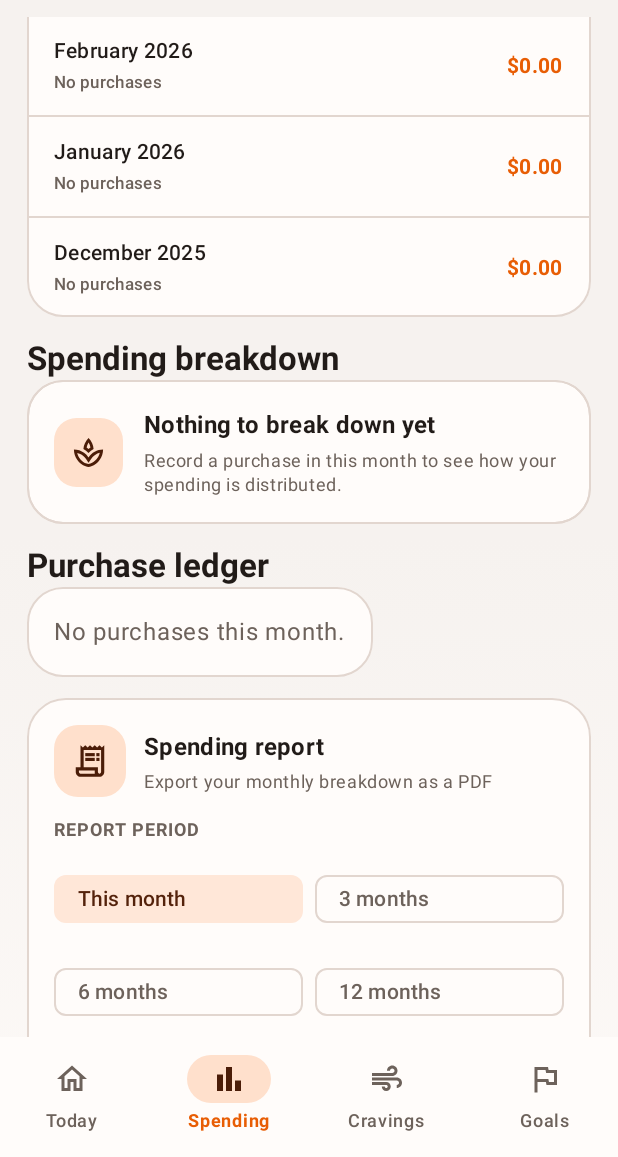
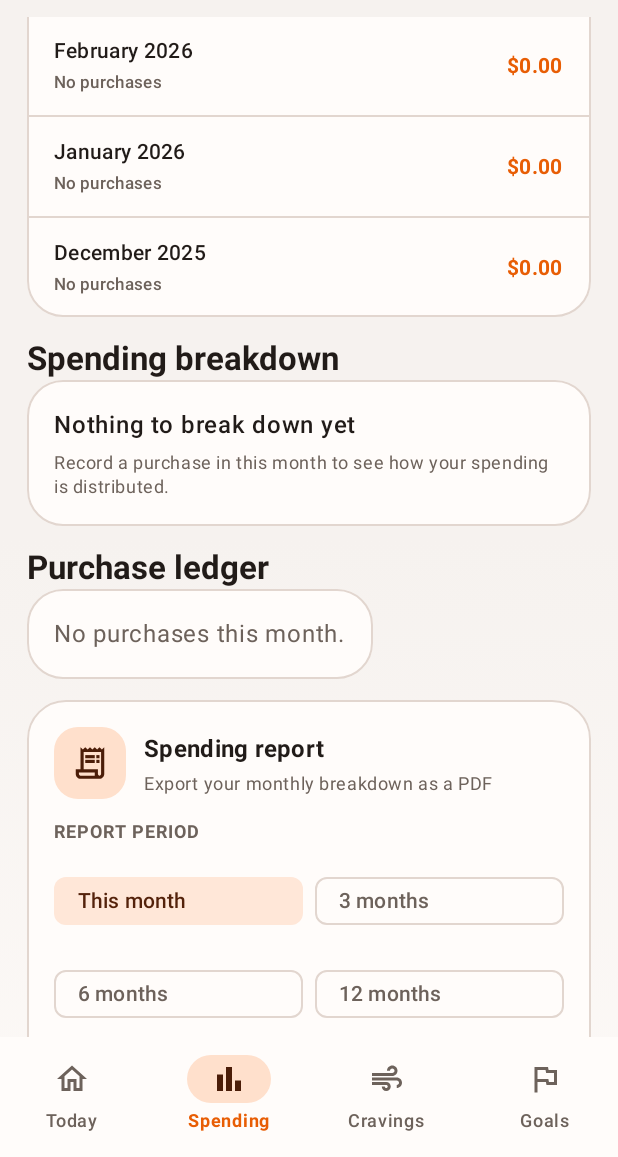
Before and after one commit to amirmalik798/breath-easy, an Android app built with Jetpack Compose: the screen it shows after launch (MainActivity), item 2 of the bottom bar chosen, scrolled down 1428 dp, on a phone screen of 412 x 824 dp, the part 79-1236 px from its top. Run offline under Robolectric (Android 15) with nearby library versions, the phone set to English and light mode, and no system bars.

Commit message:
Refine spending breakdown empty state and chart labels

```diff
--- a/app/src/main/java/com/amirmalik/breatheasy/ui/BreatheEasyApp.kt
+++ b/app/src/main/java/com/amirmalik/breatheasy/ui/BreatheEasyApp.kt
@@ -110,6 +110,7 @@ import androidx.compose.ui.graphics.graphicsLayer
 import androidx.compose.ui.platform.LocalContext
 import androidx.compose.ui.text.font.FontWeight
 import androidx.compose.ui.text.input.KeyboardType
+import androidx.compose.ui.text.style.TextAlign
 import androidx.compose.ui.text.style.TextOverflow
 import androidx.compose.ui.unit.dp
 import androidx.compose.ui.unit.sp
@@ -823,10 +824,17 @@ private fun SpendingScreen(
                 border = BorderStroke(1.dp, MaterialTheme.colorScheme.outlineVariant),
             ) {
                 if (breakdown.isEmpty()) {
-                    EmptyPanel(
-                        title = "Nothing to break down yet",
-                        body = "Record a purchase in this month to see how your spending is distributed.",
-                    )
+                    Column(
+                        Modifier.fillMaxWidth().padding(18.dp),
+                        verticalArrangement = Arrangement.spacedBy(5.dp),
+                    ) {
+                        Text("Nothing to break down yet", fontWeight = FontWeight.SemiBold)
+                        Text(
+                            "Record a purchase in this month to see how your spending is distributed.",
+                            style = MaterialTheme.typography.bodySmall,
+                            color = MaterialTheme.colorScheme.onSurfaceVariant,
+                        )
+                    }
                 } else {
                     Column(Modifier.padding(18.dp), verticalArrangement = Arrangement.spacedBy(16.dp)) {
                         PurchaseType.entries.forEachIndexed { index, type ->
```
